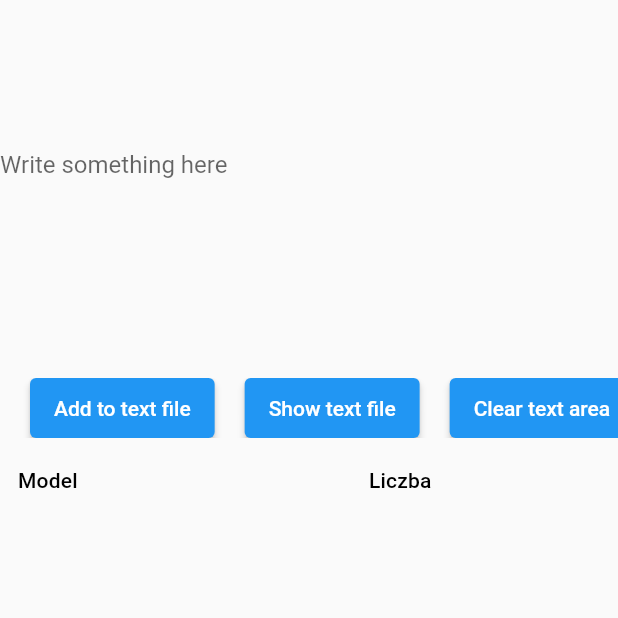
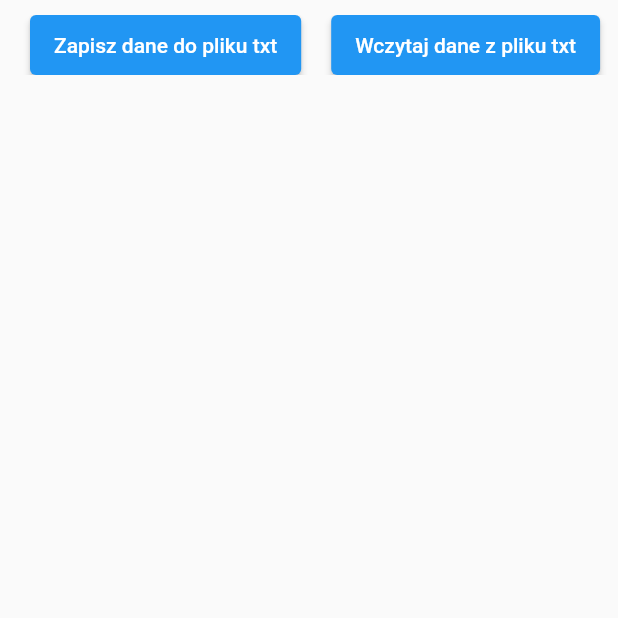
Before and after one commit to Borokoro/zajecia, a Flutter app: the screen it shows after launch, on a phone screen of 412 x 824 dp, the top half of it. Run offline on Flutter 3.47's test engine with Material 2 defaults, Android fonts, the light colour scheme and no system bars; drawn by our look-alikes of data_table_2.

Commit message:
na windowsa

```diff
--- /dev/null
+++ b/lib/functions/buttons.dart
@@ -0,0 +1,6 @@
+class Buttons{
+
+  Future<void> zapiszDane(String text) async{
+
+  }
+}
--- a/lib/functions/xml_operations.dart
+++ b/lib/functions/xml_operations.dart
@@ -24,6 +24,7 @@ class XmlOperations{
       document=XmlDocument();
       text="Couldn't read file";
     }
+    print(document);
     return document;
   }
 
--- a/lib/screens/main_screen.dart
+++ b/lib/screens/main_screen.dart
@@ -1,5 +1,6 @@
 import 'package:flutter/material.dart';
 import 'package:xml/xml.dart';
+import 'package:zajecia/functions/buttons.dart';
 import 'package:zajecia/functions/file_operations.dart';
 import 'package:data_table_2/data_table_2.dart';
 import 'package:zajecia/functions/xml_operations.dart';
@@ -14,46 +15,47 @@ class _MainScreenState extends State<MainScreen> {
   final textController = TextEditingController();
   final FileOperations file=FileOperations();
   final XmlOperations xml=XmlOperations();
+  final Buttons buttons=Buttons();
   List<String> data=<String>[];
-  List<String> dataPom=<String>[];
   List<String> company=<String>[];
   List<int> companyApp=<int>[];
   int zmienna=0;
   String text="";
   List<TextEditingController> controllersList=<TextEditingController>[];
+  bool areThereData=false;
   final List<String> opis=[
-    'Model',
-    'Liczba',
-    'Rozdzielczosc',
-    'Matowa',
+    'Producent',
+    'Wielkość matrycy',
+    'Rozdzielczość',
+    'Typ matrycy',
     'Cos',
     'Procesor',
-    'Rdzenie',
-    'Liczba',
-    'Pamiec',
-    'Pamiec_2',
-    'Dysk',
-    'Grafika',
-    'Pamiec_3',
-    'System_operacyjny',
-    'DVD'
+    'Liczba rdzeni fizycznych',
+    'Taktowanie',
+    'RAM',
+    'Pojemnosc dysku',
+    'Typ dysku',
+    'Karta graficzna',
+    'Pamięć karty graficznej',
+    'System operacyjny',
+    'Napęd optyczny'
   ];
+  @override
+  void initState() {
+
+    super.initState();
+  }
   @override
   Widget build(BuildContext context) {
     return Scaffold(
       resizeToAvoidBottomInset: false,
       body: Align(
-        alignment: Alignment.center,
+        alignment: Alignment.topCenter,
         child: Column(
           mainAxisAlignment: MainAxisAlignment.center,
           mainAxisSize: MainAxisSize.min,
           children: [
-            const SizedBox(height: 100,),
-            TextField(
-              controller: textController,
-              maxLines: 8,
-              decoration: const InputDecoration.collapsed(hintText: 'Write something here'),
-            ),
+            SizedBox(height: 10,),
             Container(
               height: 40,
               width: MediaQuery.of(context).size.width,
@@ -64,17 +66,19 @@ class _MainScreenState extends State<MainScreen> {
                   const SizedBox(width: 20,),
                   ElevatedButton(
                       onPressed: () async{
-                        await file.write(textController.text);
+                        for(int i=0;i<controllersList.length;i++){
+                          text=text + controllersList[i].text+ ';';
+                        }
+                        await file.write(text);
                         setState(() {
                           text="";
                         });
                   },
-                      child: const Text('Add to text file')),
+                      child: const Text('Zapisz dane do pliku txt')),
                   const SizedBox(width: 20,),
                   ElevatedButton(
                       onPressed: () async{
                         data=<String>[];
-                        dataPom=<String>[];
                         zmienna=0;
                         text=await file.read();
                         text=text.replaceAll(RegExp(r"\r\n|\n|\r"), "");
@@ -83,7 +87,6 @@ class _MainScreenState extends State<MainScreen> {
                           if(zmienna>14) {
                             zmienna = 0;
                           }
-                          //print(element);
                           if(zmienna==0){
                             if(company.contains(element.trim())){
                               int help=company.indexOf(element.trim());
@@ -94,45 +97,32 @@ class _MainScreenState extends State<MainScreen> {
                               companyApp.add(1);
                             }
                           }
-                          data.add('${opis[zmienna]}: ${element}');
-                          dataPom.add(element);
+                          data.add(element);
                           zmienna++;
                         }
-                        for(int i=0;i<dataPom.length;i++) {
+                        for(int i=0;i<data.length;i++) {
                           controllersList.add(TextEditingController());
-                          if(dataPom[i].isEmpty) {
-                            dataPom[i] += 'brak';
+                          if(data[i].isEmpty) {
+                            data[i] += 'brak';
                           }
-                          controllersList[i].text=dataPom[i];
+                          controllersList[i].text=data[i];
                         }
+                        areThereData=true;
                         setState(() {
                         });
                   },
-                      child: const Text('Show text file')),
+                      child: const Text('Wczytaj dane z pliku txt')),
                   const SizedBox(width: 20,),
                   ElevatedButton(
-                      onPressed: (){
-                        setState(() {
-                          text="";
-                          textController.clear();
-                        });
-                  }, child: const Text('Clear text area')),
-                  const SizedBox(width: 20,),
-                  ElevatedButton(
-                      onPressed: () async{
-                        text=await file.read();
-                        setState(() {
-                          textController.text=text;
-                        });
-                      }, child: const Text('Modify text file')),
-                  const SizedBox(width: 20,),
-                  ElevatedButton(
-                      onPressed: (){
-
+                      onPressed: () async {
+                        areThereData=true;
+                        XmlDocument document;
+                        document=await xml.read();
+                        print(document);
                         setState(() {
 
                         });
-                      }, child: const Text('Get from xml')),
+                      }, child: const Text('Wczytaj dane z pliku xml')),
                   const SizedBox(width: 20,),
                   ElevatedButton(
                       onPressed: () async {
@@ -140,7 +130,7 @@ class _MainScreenState extends State<MainScreen> {
                         builder.processing('xml', 'version="1.0"');
                         builder.element('Laptopy', nest: ()
                         {
-                          for (int i = 0; i < (dataPom.length - 1)/15; i++) {
+                          for (int i = 0; i < (data.length - 1)/15; i++) {
                             builder.element('Laptop', nest: (){
                               for(int j=0;j<opis.length;j++){
                                 builder.element(opis[j], nest: controllersList[i*15+j].text);
@@ -152,24 +142,14 @@ class _MainScreenState extends State<MainScreen> {
                         final document=builder.buildDocument();
                         print(document.toXmlString(pretty: true, indent: '\t'));
                         await xml.write(document);
-                      }, child: const Text('Save to xml')),
+                      }, child: const Text('Zapisz dane do XML')),
                   const SizedBox(width: 20,),
                 ],
               ),
             ),
-            Container(
+            areThereData ? Container(
               width: MediaQuery.of(context).size.width,
-              height: MediaQuery.of(context).size.height/2,
-             /* child: ListView(
-                children: [
-                  for(int i=0;i<data.length-1;i++)
-                    Text(data[i]),
-                  for(int i=0;i<company.length-1;i++)
-                        Text('${company[i]}: ${companyApp[i]}'),
-                ],
-
-              ), */
-
+              height: MediaQuery.of(context).size.height*0.85,
               child: DataTable2(
                 columnSpacing: 12,
                 horizontalMargin: 12,
@@ -178,7 +158,7 @@ class _MainScreenState extends State<MainScreen> {
                     DataColumn2(size: ColumnSize.L,
                     label: Text(opis[index]))),
                 rows: List<DataRow>.generate(
-                    (dataPom.length-1)~/15,
+                    (data.length-1)~/15,
                         (index) => DataRow(cells: [
                           DataCell(TextFormField(controller: controllersList[index*15],)),
                           DataCell(TextField(controller: controllersList[index*15+1],)),
@@ -197,15 +177,15 @@ class _MainScreenState extends State<MainScreen> {
                           DataCell(TextField(controller: controllersList[index*15+14],)),
                     ])),
               ),
-            ),
-            Expanded(
+            ) : SizedBox(),
+            /*Expanded(
               child: ListView(
                 children: [
                   for(int i=0;i<company.length-1;i++)
                     Text('${company[i]}: ${companyApp[i]}'),
                 ],
               ),
-            ),
+            ), */
           ],
         ),
       ),
--- a/pubspec.yaml
+++ b/pubspec.yaml
@@ -37,11 +37,15 @@ dependencies:
   cupertino_icons: ^1.0.2
   path_provider: ^2.0.13
   data_table_2: any
-  xml: ^6.2.2
+  xml: any
+  flutter_app_name: ^0.1.1
 
 dev_dependencies:
   flutter_test:
     sdk: flutter
+
+flutter_app_name:
+  name: "My Cool App"
 
   # The "flutter_lints" package below contains a set of recommended lints to
   # encourage good coding practices. The lint set provided by the package is
```
Also changed, not shown: pubspec.lock.
